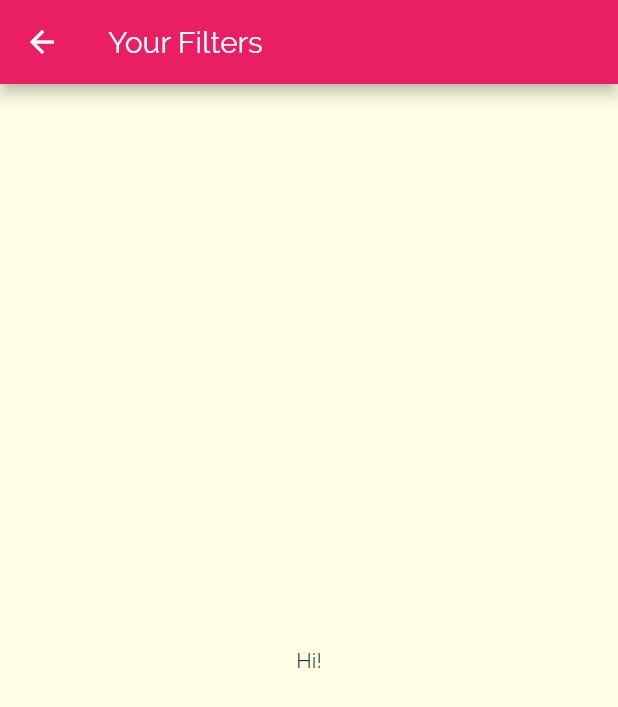
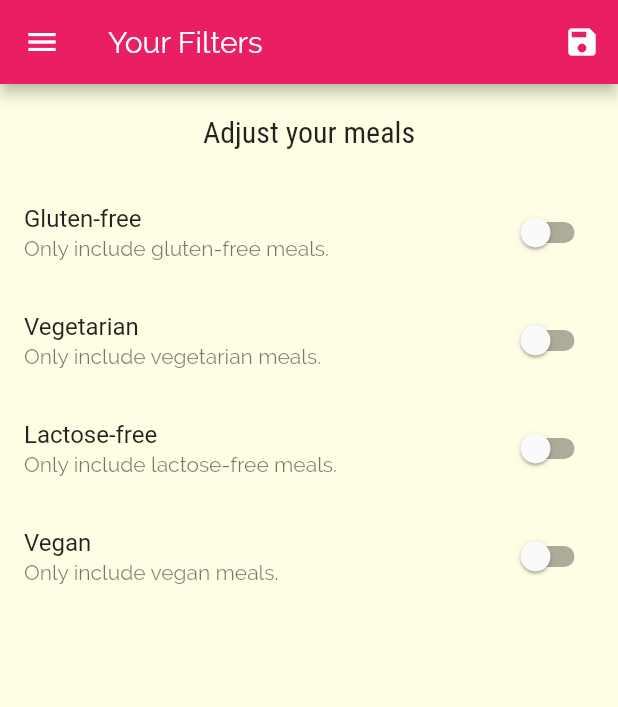
Before and after one commit to AmrAbdelmagid/MyDeliMeals, a Flutter app: the FilterScreen screen opened by its route, on a phone screen of 412 x 824 dp. Shown: the top 707 px of the screen. Run offline on Flutter 3.47's test engine with Material 2 defaults, Android fonts, the phone set to English and light mode, and no system bars.

Commit message:
finishing the filter

```diff
--- a/lib/main.dart
+++ b/lib/main.dart
@@ -1,4 +1,6 @@
 import 'package:flutter/material.dart';
+import 'package:my_delimeal/dummy-data.dart';
+import 'package:my_delimeal/models/meal.dart';
 import 'package:my_delimeal/screens/categories_screen.dart';
 import 'package:my_delimeal/screens/category_meals_screen.dart';
 import 'package:my_delimeal/screens/filter_screen.dart';
@@ -7,8 +9,44 @@ import 'package:my_delimeal/screens/tabs_screen.dart';
 
 void main() => runApp(MyApp());
 
-class MyApp extends StatelessWidget {
+class MyApp extends StatefulWidget {
   // This widget is the root of your application.
+  @override
+  _MyAppState createState() => _MyAppState();
+}
+
+class _MyAppState extends State<MyApp> {
+  Map<String, bool> _filters = {
+    'gluten': false,
+    'lactose': false,
+    'vegan': false,
+    'vegetarian': false,
+  };
+
+  List<Meal> _availableMeals = DUMMY_MEALS;
+
+  void _setFilters(Map<String, bool> filterData) {
+    setState(() {
+      _filters = filterData;
+
+      _availableMeals = DUMMY_MEALS.where((meal) {
+        if (_filters['gluten'] && !meal.isGlutenFree) {
+          return false;
+        }
+        if (_filters['lactose'] && !meal.isLactoseFree) {
+          return false;
+        }
+        if (_filters['vegan'] && !meal.isVegan) {
+          return false;
+        }
+        if (_filters['vegetarian'] && !meal.isVegetarian) {
+          return false;
+        }
+        return true;
+      }).toList();
+    });
+  }
+
   @override
   Widget build(BuildContext context) {
     return MaterialApp(
@@ -30,14 +68,15 @@ class MyApp extends StatelessWidget {
       initialRoute: '/',
       routes: {
         '/': (context) => TabsScreen(),
-        CategoryMealsScreen.routeName : (context) => CategoryMealsScreen(),
-        MealDetailsScreen.routeName : (context) => MealDetailsScreen(),
-        FilterScreen.routeName : (context) => FilterScreen(),
+        CategoryMealsScreen.routeName: (context) =>
+            CategoryMealsScreen(_availableMeals),
+        MealDetailsScreen.routeName: (context) => MealDetailsScreen(),
+        FilterScreen.routeName: (context) => FilterScreen(_filters,_setFilters),
       },
       //onGenerateRoute: ,
-      onUnknownRoute: (setting){
+      onUnknownRoute: (setting) {
         return MaterialPageRoute(builder: (context) => CategoriesScreen());
-      } ,
+      },
     );
   }
 }
--- a/lib/screens/category_meals_screen.dart
+++ b/lib/screens/category_meals_screen.dart
@@ -1,10 +1,13 @@
 import 'package:flutter/material.dart';
 import 'package:my_delimeal/models/meal.dart';
 import 'package:my_delimeal/widgets/meal_item.dart';
-import '../dummy-data.dart';
 
 class CategoryMealsScreen extends StatefulWidget {
   static const routeName = '/category-meals-screen';
+
+  final List<Meal> availableMeals;
+
+  CategoryMealsScreen(this.availableMeals);
 
   @override
   _CategoryMealsScreenState createState() => _CategoryMealsScreenState();
@@ -22,7 +25,7 @@ class _CategoryMealsScreenState extends State<CategoryMealsScreen> {
           ModalRoute.of(context).settings.arguments as Map<String, String>;
       catTitle = routeArgs['title'];
       final catId = routeArgs['id'];
-      categoryMeals = DUMMY_MEALS.where((meal) {
+      categoryMeals = widget.availableMeals.where((meal) {
         return meal.categories.contains(catId);
       }).toList();
       _loadedInitData = true;
--- a/lib/screens/filter_screen.dart
+++ b/lib/screens/filter_screen.dart
@@ -1,17 +1,134 @@
 import 'package:flutter/material.dart';
+import 'package:my_delimeal/widgets/main_drawer.dart';
 
- class FilterScreen extends StatelessWidget {
+class FilterScreen extends StatefulWidget {
+  static const routeName = '/filter-screen';
 
-   static const routeName = '/filter-screen';
+  final Function saveFilters;
+  final Map<String, bool> currentFilters;
+
+  FilterScreen(this.currentFilters,this.saveFilters);
+
+
+  @override
+  _FilterScreenState createState() => _FilterScreenState();
+}
+
+class _FilterScreenState extends State<FilterScreen> {
+  bool _glutenFree = false;
+  bool _vegetarian = false;
+  bool _vegan = false;
+  bool _lactoseFree = false;
+
+  @override
+  initState(){
+    _glutenFree = widget.currentFilters['gluten'];
+    _vegetarian = widget.currentFilters['vegetarian'];
+    _vegan = widget.currentFilters['vegan'];
+    _lactoseFree = widget.currentFilters['lactose'];
+    super.initState();
+  }
+
+  Widget _buildSwitchTile(
+    String title,
+    String description,
+    bool currentVal,
+    Function updateVal,
+  ) {
+    return SwitchListTile(
+      title: Text(title),
+      value: currentVal,
+      subtitle: Text(description),
+      onChanged: updateVal,
+    );
+  }
 
   @override
   Widget build(BuildContext context) {
     return Scaffold(
       appBar: AppBar(
         title: Text('Your Filters'),
+        actions: <Widget>[
+          IconButton(
+            icon: Icon(Icons.save),
+            onPressed: () {
+              final selectedFilters = {
+                'gluten': _glutenFree,
+                'lactose': _lactoseFree,
+                'vegan': _vegan,
+                'vegetarian': _vegetarian,
+              };
+              widget.saveFilters(selectedFilters);
+            },
+          )
+        ],
       ),
-       body: Center(
-         child: Text('Hi!'),
+      drawer: MainDrawer(),
+      body: Column(
+        children: <Widget>[
+          Container(
+            padding: EdgeInsets.all(20),
+            child: Text(
+              'Adjust your meals',
+              style: Theme.of(context).textTheme.title,
+            ),
+          ),
+          Expanded(
+            child: ListView(
+              children: <Widget>[
+                _buildSwitchTile(
+                  'Gluten-free',
+                  'Only include gluten-free meals.',
+                  _glutenFree,
+                      (newValue) {
+                    setState(
+                          () {
+                        _glutenFree = newValue;
+                      },
+                    );
+                  },
+                ),
+                _buildSwitchTile(
+                  'Vegetarian',
+                  'Only include vegetarian meals.',
+                  _vegetarian,
+                      (newValue) {
+                    setState(
+                          () {
+                        _vegetarian = newValue;
+                      },
+                    );
+                  },
+                ),
+                _buildSwitchTile(
+                  'Lactose-free',
+                  'Only include lactose-free meals.',
+                  _lactoseFree,
+                      (newValue) {
+                    setState(
+                          () {
+                        _lactoseFree = newValue;
+                      },
+                    );
+                  },
+                ),
+
+                _buildSwitchTile(
+                  'Vegan',
+                  'Only include vegan meals.',
+                  _vegan,
+                      (newValue) {
+                    setState(
+                          () {
+                        _vegan = newValue;
+                      },
+                    );
+                  },
+                )
+              ],
+            ),
+          ),
+        ],
       ),
     );
   }
```
Lines whose indentation alone changed are shown as unchanged.
